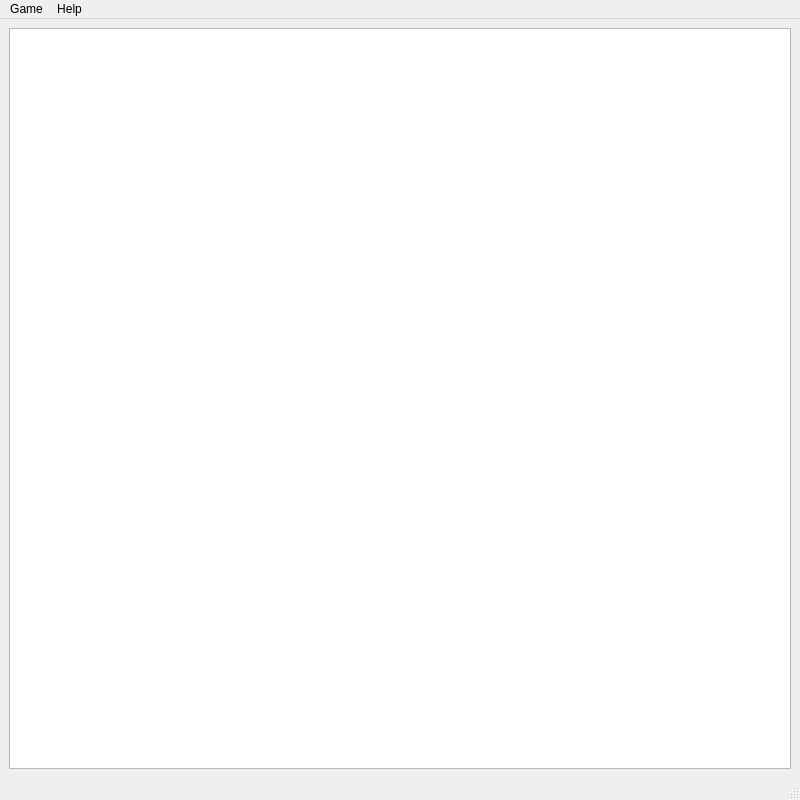
The window that src/mainwindow.ui (Engin-of-MAD/s21_snake) describes before a commit, drawn with Qt 5.
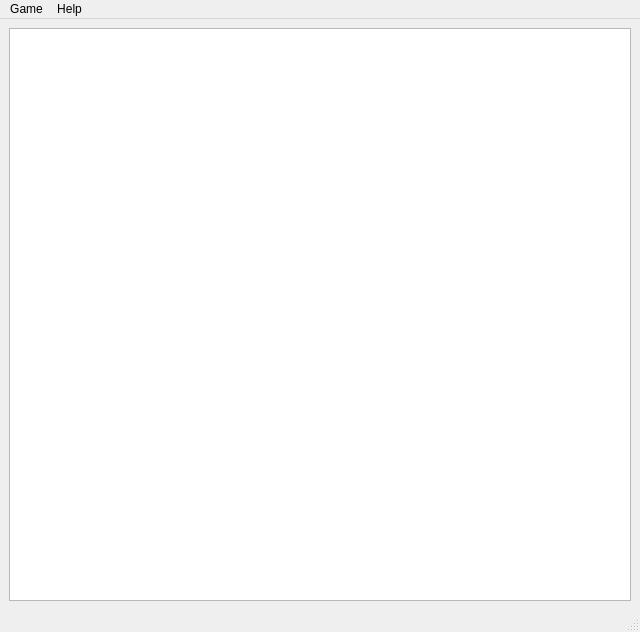
The same window after the commit.

```diff
--- a/src/mainwindow.ui
+++ b/src/mainwindow.ui
@@ -6,21 +6,21 @@
    <rect>
     <x>0</x>
     <y>0</y>
-    <width>800</width>
-    <height>800</height>
+    <width>640</width>
+    <height>632</height>
    </rect>
   </property>
   <property name="minimumSize">
-   <fixSize>
+   <size>
     <width>0</width>
     <height>0</height>
-   </fixSize>
+   </size>
   </property>
   <property name="maximumSize">
-   <fixSize>
+   <size>
     <width>16777215</width>
     <height>16777215</height>
-   </fixSize>
+   </size>
   </property>
   <property name="windowTitle">
    <string>MainWindow</string>
@@ -44,7 +44,7 @@
     <rect>
      <x>0</x>
      <y>0</y>
-     <width>800</width>
+     <width>640</width>
      <height>23</height>
     </rect>
    </property>
```
Left out of the diff: 20 changed lines with no effect on the pictures.
